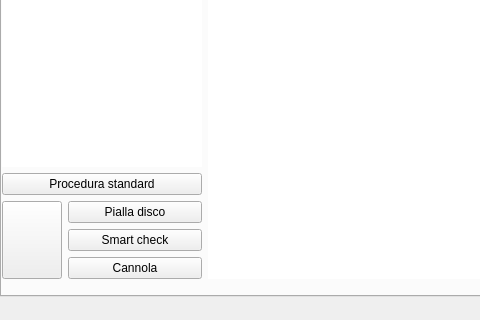
This is assets/qt/interface.ui in WEEE-Open/pesto as Qt 5 draws it before an edit; both pictures show x 0 to 480 and y 160 to 480 of the 760 by 480 pixel window. The edited form follows.
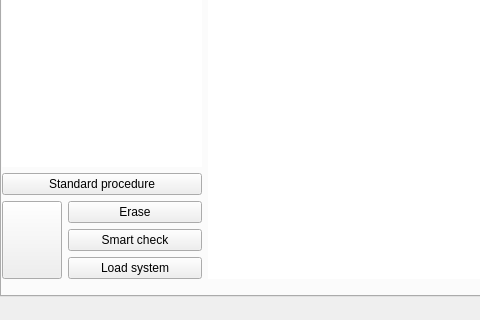
This is the edited form.

Commit message: Renamed buttons with useful and meaningful names

The edit to the form file:
```diff
--- a/assets/qt/interface.ui
+++ b/assets/qt/interface.ui
@@ -181,7 +181,7 @@
             </size>
            </property>
            <property name="text">
-            <string>Procedura standard</string>
+            <string>Standard procedure</string>
            </property>
           </widget>
          </item>
@@ -232,7 +232,7 @@
                 <cursorShape>ArrowCursor</cursorShape>
                </property>
                <property name="text">
-                <string>Pialla disco</string>
+                <string>Erase</string>
                </property>
               </widget>
              </item>
@@ -261,7 +261,7 @@
                 </size>
                </property>
                <property name="text">
-                <string>Cannola</string>
+                <string>Load system</string>
                </property>
               </widget>
              </item>
```
The commit also changes 1 other file.
